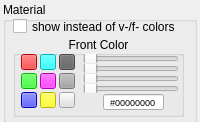
pojdulos/dpVision, file src/propMaterial.ui: the form before one commit.
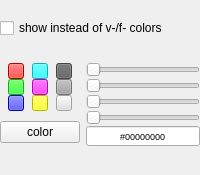
The form after the commit.

What changed in the file:
```diff
--- a/src/propMaterial.ui
+++ b/src/propMaterial.ui
@@ -7,445 +7,537 @@
     <x>0</x>
     <y>0</y>
     <width>200</width>
-    <height>122</height>
+    <height>175</height>
    </rect>
   </property>
+  <property name="sizePolicy">
+   <sizepolicy hsizetype="Expanding" vsizetype="Expanding">
+    <horstretch>0</horstretch>
+    <verstretch>0</verstretch>
+   </sizepolicy>
+  </property>
   <property name="minimumSize">
    <size>
-    <width>0</width>
-    <height>122</height>
+    <width>200</width>
+    <height>175</height>
    </size>
   </property>
   <property name="maximumSize">
    <size>
     <width>16777215</width>
-    <height>122</height>
+    <height>175</height>
    </size>
   </property>
   <property name="windowTitle">
    <string>Form</string>
   </property>
-  <widget class="QGroupBox" name="material">
-   <property name="geometry">
-    <rect>
-     <x>3</x>
-     <y>2</y>
-     <width>194</width>
-     <height>121</height>
-    </rect>
+  <property name="styleSheet">
+   <string notr="true"/>
+  </property>
+  <layout class="QVBoxLayout" name="verticalLayout_4">
+   <property name="leftMargin">
+    <number>0</number>
    </property>
-   <property name="styleSheet">
-    <string notr="true"/>
+   <property name="topMargin">
+    <number>0</number>
    </property>
-   <property name="title">
-    <string>Material</string>
+   <property name="rightMargin">
+    <number>0</number>
    </property>
-   <widget class="QGroupBox" name="colorGroup">
-    <property name="geometry">
-     <rect>
-      <x>10</x>
-      <y>34</y>
-      <width>171</width>
-      <height>81</height>
-     </rect>
-    </property>
-    <property name="acceptDrops">
-     <bool>false</bool>
-    </property>
-    <property name="title">
-     <string>Front Color</string>
-    </property>
-    <property name="alignment">
-     <set>Qt::AlignCenter</set>
-    </property>
-    <property name="flat">
-     <bool>false</bool>
-    </property>
-    <widget class="QLineEdit" name="editRGBA">
-     <property name="geometry">
-      <rect>
-       <x>90</x>
-       <y>58</y>
-       <width>61</width>
-       <height>16</height>
-      </rect>
-     </property>
-     <property name="font">
-      <font>
-       <pointsize>7</pointsize>
-      </font>
-     </property>
-     <property name="toolTip">
-      <string>#rrggbbaa</string>
-     </property>
+   <property name="bottomMargin">
+    <number>9</number>
+   </property>
+   <item>
+    <widget class="QCheckBox" name="checkShow">
      <property name="text">
-      <string>#00000000</string>
+      <string>show instead of v-/f- colors</string>
      </property>
-     <property name="frame">
-      <bool>true</bool>
-     </property>
-     <property name="echoMode">
-      <enum>QLineEdit::Normal</enum>
-     </property>
-     <property name="alignment">
-      <set>Qt::AlignCenter</set>
-     </property>
-     <property name="clearButtonEnabled">
-      <bool>false</bool>
-     </property>
     </widget>
-    <widget class="QSlider" name="sliderG">
-     <property name="geometry">
-      <rect>
-       <x>70</x>
-       <y>28</y>
-       <width>96</width>
-       <height>9</height>
-      </rect>
+   </item>
+   <item>
+    <layout class="QHBoxLayout" name="horizontalLayout">
+     <property name="spacing">
+      <number>6</number>
      </property>
-     <property name="cursor">
-      <cursorShape>PointingHandCursor</cursorShape>
+     <property name="leftMargin">
+      <number>0</number>
      </property>
-     <property name="toolTip">
-      <string>green component</string>
+     <property name="rightMargin">
+      <number>0</number>
      </property>
-     <property name="styleSheet">
-      <string notr="true"/>
-     </property>
-     <property name="maximum">
-      <number>255</number>
-     </property>
-     <property name="orientation">
-      <enum>Qt::Horizontal</enum>
-     </property>
-    </widget>
-    <widget class="QSlider" name="sliderA">
-     <property name="geometry">
-      <rect>
-       <x>70</x>
-       <y>48</y>
-       <width>96</width>
-       <height>9</height>
-      </rect>
-     </property>
-     <property name="cursor">
-      <cursorShape>PointingHandCursor</cursorShape>
-     </property>
-     <property name="toolTip">
-      <string>alpha component</string>
-     </property>
-     <property name="maximum">
-      <number>255</number>
-     </property>
-     <property name="orientation">
-      <enum>Qt::Horizontal</enum>
-     </property>
-    </widget>
-    <widget class="QSlider" name="sliderB">
-     <property name="geometry">
-      <rect>
-       <x>70</x>
-       <y>38</y>
-       <width>96</width>
-       <height>9</height>
-      </rect>
-     </property>
-     <property name="cursor">
-      <cursorShape>PointingHandCursor</cursorShape>
-     </property>
-     <property name="toolTip">
-      <string>blue component</string>
-     </property>
-     <property name="styleSheet">
-      <string notr="true"/>
-     </property>
-     <property name="maximum">
-      <number>255</number>
-     </property>
-     <property name="orientation">
-      <enum>Qt::Horizontal</enum>
-     </property>
-    </widget>
-    <widget class="QSlider" name="sliderR">
-     <property name="geometry">
-      <rect>
-       <x>70</x>
-       <y>18</y>
-       <width>96</width>
-       <height>9</height>
-      </rect>
-     </property>
-     <property name="cursor">
-      <cursorShape>PointingHandCursor</cursorShape>
-     </property>
-     <property name="toolTip">
-      <string>red component</string>
-     </property>
-     <property name="accessibleName">
-      <string>R</string>
-     </property>
-     <property name="autoFillBackground">
-      <bool>false</bool>
-     </property>
-     <property name="styleSheet">
-      <string notr="true"/>
-     </property>
-     <property name="maximum">
-      <number>255</number>
-     </property>
-     <property name="orientation">
-      <enum>Qt::Horizontal</enum>
-     </property>
-     <property name="invertedControls">
-      <bool>false</bool>
-     </property>
-     <property name="tickPosition">
-      <enum>QSlider::NoTicks</enum>
-     </property>
-    </widget>
-    <widget class="QPushButton" name="preGrey">
-     <property name="geometry">
-      <rect>
-       <x>46</x>
-       <y>37</y>
-       <width>16</width>
-       <height>16</height>
-      </rect>
-     </property>
-     <property name="sizePolicy">
-      <sizepolicy hsizetype="Fixed" vsizetype="Fixed">
-       <horstretch>0</horstretch>
-       <verstretch>0</verstretch>
-      </sizepolicy>
-     </property>
-     <property name="cursor">
-      <cursorShape>PointingHandCursor</cursorShape>
-     </property>
-     <property name="styleSheet">
-      <string notr="true">background-color: rgb(164, 164, 164);</string>
-     </property>
-     <property name="text">
-      <string/>
-     </property>
-    </widget>
-    <widget class="QPushButton" name="preRed">
-     <property name="geometry">
-      <rect>
-       <x>8</x>
-       <y>18</y>
-       <width>16</width>
-       <height>16</height>
-      </rect>
-     </property>
-     <property name="sizePolicy">
-      <sizepolicy hsizetype="Fixed" vsizetype="Fixed">
-       <horstretch>0</horstretch>
-       <verstretch>0</verstretch>
-      </sizepolicy>
-     </property>
-     <property name="cursor">
-      <cursorShape>PointingHandCursor</cursorShape>
-     </property>
-     <property name="autoFillBackground">
-      <bool>false</bool>
-     </property>
-     <property name="styleSheet">
-      <string notr="true">background-color: rgb(255, 0, 0);</string>
-     </property>
-     <property name="text">
-      <string/>
-     </property>
-    </widget>
-    <widget class="QPushButton" name="preBlack">
-     <property name="geometry">
-      <rect>
-       <x>46</x>
-       <y>18</y>
-       <width>16</width>
-       <height>16</height>
-      </rect>
-     </property>
-     <property name="sizePolicy">
-      <sizepolicy hsizetype="Fixed" vsizetype="Fixed">
-       <horstretch>0</horstretch>
-       <verstretch>0</verstretch>
-      </sizepolicy>
-     </property>
-     <property name="cursor">
-      <cursorShape>PointingHandCursor</cursorShape>
-     </property>
-     <property name="styleSheet">
-      <string notr="true">background-color: rgb(96, 96, 96);</string>
-     </property>
-     <property name="text">
-      <string/>
-     </property>
-    </widget>
-    <widget class="QPushButton" name="preCyan">
-     <property name="geometry">
-      <rect>
-       <x>27</x>
-       <y>18</y>
-       <width>16</width>
-       <height>16</height>
-      </rect>
-     </property>
-     <property name="sizePolicy">
-      <sizepolicy hsizetype="Fixed" vsizetype="Fixed">
-       <horstretch>0</horstretch>
-       <verstretch>0</verstretch>
-      </sizepolicy>
-     </property>
-     <property name="cursor">
-      <cursorShape>PointingHandCursor</cursorShape>
-     </property>
-     <property name="styleSheet">
-      <string notr="true">background-color: rgb(0, 255, 255);</string>
-     </property>
-     <property name="text">
-      <string/>
-     </property>
-    </widget>
-    <widget class="QPushButton" name="preBlue">
-     <property name="geometry">
-      <rect>
-       <x>8</x>
-       <y>56</y>
-       <width>16</width>
-       <height>16</height>
-      </rect>
-     </property>
-     <property name="sizePolicy">
-      <sizepolicy hsizetype="Fixed" vsizetype="Fixed">
-       <horstretch>0</horstretch>
-       <verstretch>0</verstretch>
-      </sizepolicy>
-     </property>
-     <property name="cursor">
-      <cursorShape>PointingHandCursor</cursorShape>
-     </property>
-     <property name="styleSheet">
-      <string notr="true">background-color: rgb(0, 0, 255);</string>
-     </property>
-     <property name="text">
-      <string/>
-     </property>
-    </widget>
-    <widget class="QPushButton" name="preMagenta">
-     <property name="geometry">
-      <rect>
-       <x>27</x>
-       <y>37</y>
-       <width>16</width>
-       <height>16</height>
-      </rect>
-     </property>
-     <property name="sizePolicy">
-      <sizepolicy hsizetype="Fixed" vsizetype="Fixed">
-       <horstretch>0</horstretch>
-       <verstretch>0</verstretch>
-      </sizepolicy>
-     </property>
-     <property name="cursor">
-      <cursorShape>PointingHandCursor</cursorShape>
-     </property>
-     <property name="styleSheet">
-      <string notr="true">background-color: rgb(255, 0, 255 );</string>
-     </property>
-     <property name="text">
-      <string/>
-     </property>
-    </widget>
-    <widget class="QPushButton" name="preYellow">
-     <property name="geometry">
-      <rect>
-       <x>27</x>
-       <y>56</y>
-       <width>16</width>
-       <height>16</height>
-      </rect>
-     </property>
-     <property name="sizePolicy">
-      <sizepolicy hsizetype="Fixed" vsizetype="Fixed">
-       <horstretch>0</horstretch>
-       <verstretch>0</verstretch>
-      </sizepolicy>
-     </property>
-     <property name="cursor">
-      <cursorShape>PointingHandCursor</cursorShape>
-     </property>
-     <property name="styleSheet">
-      <string notr="true">background-color: rgb(255, 255, 0);</string>
-     </property>
-     <property name="text">
-      <string/>
-     </property>
-    </widget>
-    <widget class="QPushButton" name="preWhite">
-     <property name="geometry">
-      <rect>
-       <x>46</x>
-       <y>56</y>
-       <width>16</width>
-       <height>16</height>
-      </rect>
-     </property>
-     <property name="sizePolicy">
-      <sizepolicy hsizetype="Fixed" vsizetype="Fixed">
-       <horstretch>0</horstretch>
-       <verstretch>0</verstretch>
-      </sizepolicy>
-     </property>
-     <property name="cursor">
-      <cursorShape>PointingHandCursor</cursorShape>
-     </property>
-     <property name="styleSheet">
-      <string notr="true">background-color: rgb(224, 224, 224);</string>
-     </property>
-     <property name="text">
-      <string/>
-     </property>
-    </widget>
-    <widget class="QPushButton" name="preGreen">
-     <property name="geometry">
-      <rect>
-       <x>8</x>
-       <y>37</y>
-       <width>16</width>
-       <height>16</height>
-      </rect>
-     </property>
-     <property name="sizePolicy">
-      <sizepolicy hsizetype="Fixed" vsizetype="Fixed">
-       <horstretch>0</horstretch>
-       <verstretch>0</verstretch>
-      </sizepolicy>
-     </property>
-     <property name="cursor">
-      <cursorShape>PointingHandCursor</cursorShape>
-     </property>
-     <property name="styleSheet">
-      <string notr="true">background-color: rgb(0, 255, 0);</string>
-     </property>
-     <property name="text">
-      <string/>
-     </property>
-    </widget>
-   </widget>
-   <widget class="QCheckBox" name="checkShow">
-    <property name="geometry">
-     <rect>
-      <x>10</x>
-      <y>16</y>
-      <width>171</width>
-      <height>17</height>
-     </rect>
-    </property>
-    <property name="text">
-     <string>show instead of v-/f- colors</string>
-    </property>
-   </widget>
-  </widget>
+     <item>
+      <layout class="QVBoxLayout" name="verticalLayout_3">
+       <property name="spacing">
+        <number>9</number>
+       </property>
+       <property name="leftMargin">
+        <number>0</number>
+       </property>
+       <property name="rightMargin">
+        <number>0</number>
+       </property>
+       <property name="bottomMargin">
+        <number>0</number>
+       </property>
+       <item>
+        <layout class="QGridLayout" name="gridLayout">
+         <property name="sizeConstraint">
+          <enum>QLayout::SetFixedSize</enum>
+         </property>
+         <property name="spacing">
+          <number>0</number>
+         </property>
+         <item row="0" column="1">
+          <widget class="QPushButton" name="preCyan">
+           <property name="sizePolicy">
+            <sizepolicy hsizetype="Fixed" vsizetype="Fixed">
+             <horstretch>0</horstretch>
+             <verstretch>0</verstretch>
+            </sizepolicy>
+           </property>
+           <property name="minimumSize">
+            <size>
+             <width>16</width>
+             <height>16</height>
+            </size>
+           </property>
+           <property name="maximumSize">
+            <size>
+             <width>16</width>
+             <height>16</height>
+            </size>
+           </property>
+           <property name="cursor">
+            <cursorShape>PointingHandCursor</cursorShape>
+           </property>
+           <property name="styleSheet">
+            <string notr="true">background-color: rgb(0, 255, 255);</string>
+           </property>
+           <property name="text">
+            <string/>
+           </property>
+          </widget>
+         </item>
+         <item row="1" column="0">
+          <widget class="QPushButton" name="preGreen">
+           <property name="sizePolicy">
+            <sizepolicy hsizetype="Fixed" vsizetype="Fixed">
+             <horstretch>0</horstretch>
+             <verstretch>0</verstretch>
+            </sizepolicy>
+           </property>
+           <property name="minimumSize">
+            <size>
+             <width>16</width>
+             <height>16</height>
+            </size>
+           </property>
+           <property name="maximumSize">
+            <size>
+             <width>16</width>
+             <height>16</height>
+            </size>
+           </property>
+           <property name="cursor">
+            <cursorShape>PointingHandCursor</cursorShape>
+           </property>
+           <property name="styleSheet">
+            <string notr="true">background-color: rgb(0, 255, 0);</string>
+           </property>
+           <property name="text">
+            <string/>
+           </property>
+          </widget>
+         </item>
+         <item row="0" column="0">
+          <widget class="QPushButton" name="preRed">
+           <property name="sizePolicy">
+            <sizepolicy hsizetype="Fixed" vsizetype="Fixed">
+             <horstretch>0</horstretch>
+             <verstretch>0</verstretch>
+            </sizepolicy>
+           </property>
+           <property name="minimumSize">
+            <size>
+             <width>16</width>
+             <height>16</height>
+            </size>
+           </property>
+           <property name="maximumSize">
+            <size>
+             <width>16</width>
+             <height>16</height>
+            </size>
+           </property>
+           <property name="cursor">
+            <cursorShape>PointingHandCursor</cursorShape>
+           </property>
+           <property name="autoFillBackground">
+            <bool>false</bool>
+           </property>
+           <property name="styleSheet">
+            <string notr="true">background-color: rgb(255, 0, 0);</string>
+           </property>
+           <property name="text">
+            <string/>
+           </property>
+          </widget>
+         </item>
+         <item row="1" column="2">
+          <widget class="QPushButton" name="preGrey">
+           <property name="sizePolicy">
+            <sizepolicy hsizetype="Fixed" vsizetype="Fixed">
+             <horstretch>0</horstretch>
+             <verstretch>0</verstretch>
+            </sizepolicy>
+           </property>
+           <property name="minimumSize">
+            <size>
+             <width>16</width>
+             <height>16</height>
+            </size>
+           </property>
+           <property name="maximumSize">
+            <size>
+             <width>16</width>
+             <height>16</height>
+            </size>
+           </property>
+           <property name="cursor">
+            <cursorShape>PointingHandCursor</cursorShape>
+           </property>
+           <property name="styleSheet">
+            <string notr="true">background-color: rgb(164, 164, 164);</string>
+           </property>
+           <property name="text">
+            <string/>
+           </property>
+          </widget>
+         </item>
+         <item row="0" column="2">
+          <widget class="QPushButton" name="preBlack">
+           <property name="sizePolicy">
+            <sizepolicy hsizetype="Fixed" vsizetype="Fixed">
+             <horstretch>0</horstretch>
+             <verstretch>0</verstretch>
+            </sizepolicy>
+           </property>
+           <property name="minimumSize">
+            <size>
+             <width>16</width>
+             <height>16</height>
+            </size>
+           </property>
+           <property name="maximumSize">
+            <size>
+             <width>16</width>
+             <height>16</height>
+            </size>
+           </property>
+           <property name="cursor">
+            <cursorShape>PointingHandCursor</cursorShape>
+           </property>
+           <property name="styleSheet">
+            <string notr="true">background-color: rgb(96, 96, 96);</string>
+           </property>
+           <property name="text">
+            <string/>
+           </property>
+          </widget>
+         </item>
+         <item row="1" column="1">
+          <widget class="QPushButton" name="preMagenta">
+           <property name="sizePolicy">
+            <sizepolicy hsizetype="Fixed" vsizetype="Fixed">
+             <horstretch>0</horstretch>
+             <verstretch>0</verstretch>
+            </sizepolicy>
+           </property>
+           <property name="minimumSize">
+            <size>
+             <width>16</width>
+             <height>16</height>
+            </size>
+           </property>
+           <property name="maximumSize">
+            <size>
+             <width>16</width>
+             <height>16</height>
+            </size>
+           </property>
+           <property name="cursor">
+            <cursorShape>PointingHandCursor</cursorShape>
+           </property>
+           <property name="styleSheet">
+            <string notr="true">background-color: rgb(255, 0, 255 );</string>
+           </property>
+           <property name="text">
+            <string/>
+           </property>
+          </widget>
+         </item>
+         <item row="2" column="0">
+          <widget class="QPushButton" name="preBlue">
+           <property name="sizePolicy">
+            <sizepolicy hsizetype="Fixed" vsizetype="Fixed">
+             <horstretch>0</horstretch>
+             <verstretch>0</verstretch>
+            </sizepolicy>
+           </property>
+           <property name="minimumSize">
+            <size>
+             <width>16</width>
+             <height>16</height>
+            </size>
+           </property>
+           <property name="maximumSize">
+            <size>
+             <width>16</width>
+             <height>16</height>
+            </size>
+           </property>
+           <property name="cursor">
+            <cursorShape>PointingHandCursor</cursorShape>
+           </property>
+           <property name="styleSheet">
+            <string notr="true">background-color: rgb(0, 0, 255);</string>
+           </property>
+           <property name="text">
+            <string/>
+           </property>
+          </widget>
+         </item>
+         <item row="2" column="1">
+          <widget class="QPushButton" name="preYellow">
+           <property name="sizePolicy">
+            <sizepolicy hsizetype="Fixed" vsizetype="Fixed">
+             <horstretch>0</horstretch>
+             <verstretch>0</verstretch>
+            </sizepolicy>
+           </property>
+           <property name="minimumSize">
+            <size>
+             <width>16</width>
+             <height>16</height>
+            </size>
+           </property>
+           <property name="maximumSize">
+            <size>
+             <width>16</width>
+             <height>16</height>
+            </size>
+           </property>
+           <property name="cursor">
+            <cursorShape>PointingHandCursor</cursorShape>
+           </property>
+           <property name="styleSheet">
+            <string notr="true">background-color: rgb(255, 255, 0);</string>
+           </property>
+           <property name="text">
+            <string/>
+           </property>
+          </widget>
+         </item>
+         <item row="2" column="2">
+          <widget class="QPushButton" name="preWhite">
+           <property name="sizePolicy">
+            <sizepolicy hsizetype="Fixed" vsizetype="Fixed">
+             <horstretch>0</horstretch>
+             <verstretch>0</verstretch>
+            </sizepolicy>
+           </property>
+           <property name="minimumSize">
+            <size>
+             <width>16</width>
+             <height>16</height>
+            </size>
+           </property>
+           <property name="maximumSize">
+            <size>
+             <width>16</width>
+             <height>16</height>
+            </size>
+           </property>
+           <property name="cursor">
+            <cursorShape>PointingHandCursor</cursorShape>
+           </property>
+           <property name="styleSheet">
+            <string notr="true">background-color: rgb(224, 224, 224);</string>
+           </property>
+           <property name="text">
+            <string/>
+           </property>
+          </widget>
+         </item>
+        </layout>
+       </item>
+       <item>
+        <widget class="QPushButton" name="colorButton">
+         <property name="text">
+          <string>color</string>
+         </property>
+        </widget>
+       </item>
+      </layout>
+     </item>
+     <item>
+      <layout class="QVBoxLayout" name="verticalLayout_2">
+       <property name="spacing">
+        <number>0</number>
+       </property>
+       <item>
+        <widget class="QSlider" name="sliderR">
+         <property name="maximumSize">
+          <size>
+           <width>16777215</width>
+           <height>16</height>
+          </size>
+         </property>
+         <property name="cursor">
+          <cursorShape>PointingHandCursor</cursorShape>
+         </property>
+         <property name="toolTip">
+          <string>red component</string>
+         </property>
+         <property name="accessibleName">
+          <string>R</string>
+         </property>
+         <property name="autoFillBackground">
+          <bool>false</bool>
+         </property>
+         <property name="styleSheet">
+          <string notr="true"/>
+         </property>
+         <property name="maximum">
+          <number>255</number>
+         </property>
+         <property name="orientation">
+          <enum>Qt::Horizontal</enum>
+         </property>
+         <property name="invertedControls">
+          <bool>false</bool>
+         </property>
+         <property name="tickPosition">
+          <enum>QSlider::NoTicks</enum>
+         </property>
+        </widget>
+       </item>
+       <item>
+        <widget class="QSlider" name="sliderG">
+         <property name="maximumSize">
+          <size>
+           <width>16777215</width>
+           <height>16</height>
+          </size>
+         </property>
+         <property name="cursor">
+          <cursorShape>PointingHandCursor</cursorShape>
+         </property>
+         <property name="toolTip">
+          <string>green component</string>
+         </property>
+         <property name="styleSheet">
+          <string notr="true"/>
+         </property>
+         <property name="maximum">
+          <number>255</number>
+         </property>
+         <property name="orientation">
+          <enum>Qt::Horizontal</enum>
+         </property>
+        </widget>
+       </item>
+       <item>
+        <widget class="QSlider" name="sliderB">
+         <property name="maximumSize">
+          <size>
+           <width>16777215</width>
+           <height>16</height>
+          </size>
+         </property>
+         <property name="cursor">
+          <cursorShape>PointingHandCursor</cursorShape>
+         </property>
+         <property name="toolTip">
+          <string>blue component</string>
+         </property>
+         <property name="styleSheet">
+          <string notr="true"/>
+         </property>
+         <property name="maximum">
+          <number>255</number>
+         </property>
+         <property name="orientation">
+          <enum>Qt::Horizontal</enum>
+         </property>
+        </widget>
+       </item>
+       <item>
+        <widget class="QSlider" name="sliderA">
+         <property name="maximumSize">
+          <size>
+           <width>16777215</width>
+           <height>16</height>
+          </size>
+         </property>
+         <property name="cursor">
+          <cursorShape>PointingHandCursor</cursorShape>
+         </property>
+         <property name="toolTip">
+          <string>alpha component</string>
+         </property>
+         <property name="maximum">
+          <number>255</number>
+         </property>
+         <property name="orientation">
+          <enum>Qt::Horizontal</enum>
+         </property>
+        </widget>
+       </item>
+       <item>
+        <widget class="QLineEdit" name="editRGBA">
+         <property name="minimumSize">
+          <size>
+           <width>0</width>
+           <height>20</height>
+          </size>
+         </property>
+         <property name="maximumSize">
+          <size>
+           <width>16777215</width>
+           <height>20</height>
+          </size>
+         </property>
+         <property name="font">
+          <font>
+           <pointsize>7</pointsize>
+          </font>
+         </property>
+         <property name="toolTip">
+          <string>#rrggbbaa</string>
+         </property>
+         <property name="text">
+          <string>#00000000</string>
+         </property>
+         <property name="frame">
+          <bool>true</bool>
+         </property>
+         <property name="echoMode">
+          <enum>QLineEdit::Normal</enum>
+         </property>
+         <property name="alignment">
+          <set>Qt::AlignCenter</set>
+         </property>
+         <property name="clearButtonEnabled">
+          <bool>false</bool>
+         </property>
+        </widget>
+       </item>
+      </layout>
+     </item>
+    </layout>
+   </item>
+  </layout>
  </widget>
  <resources/>
  <connections>
```
Left out of the diff: 17 changed lines with no effect on the pictures.
